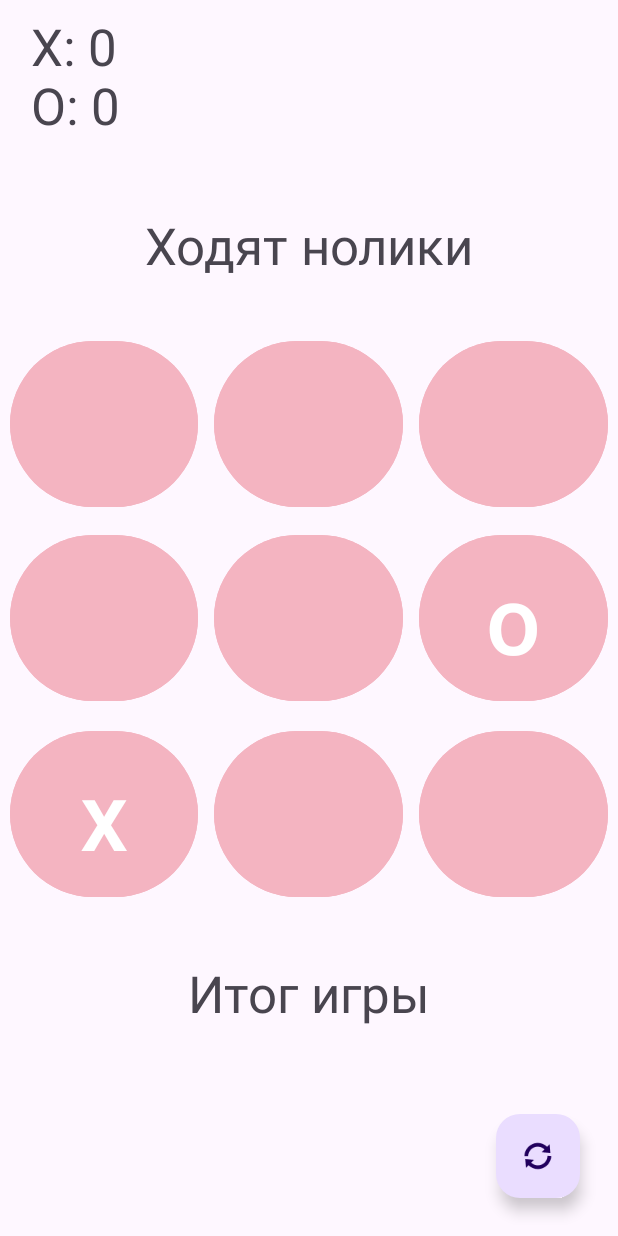
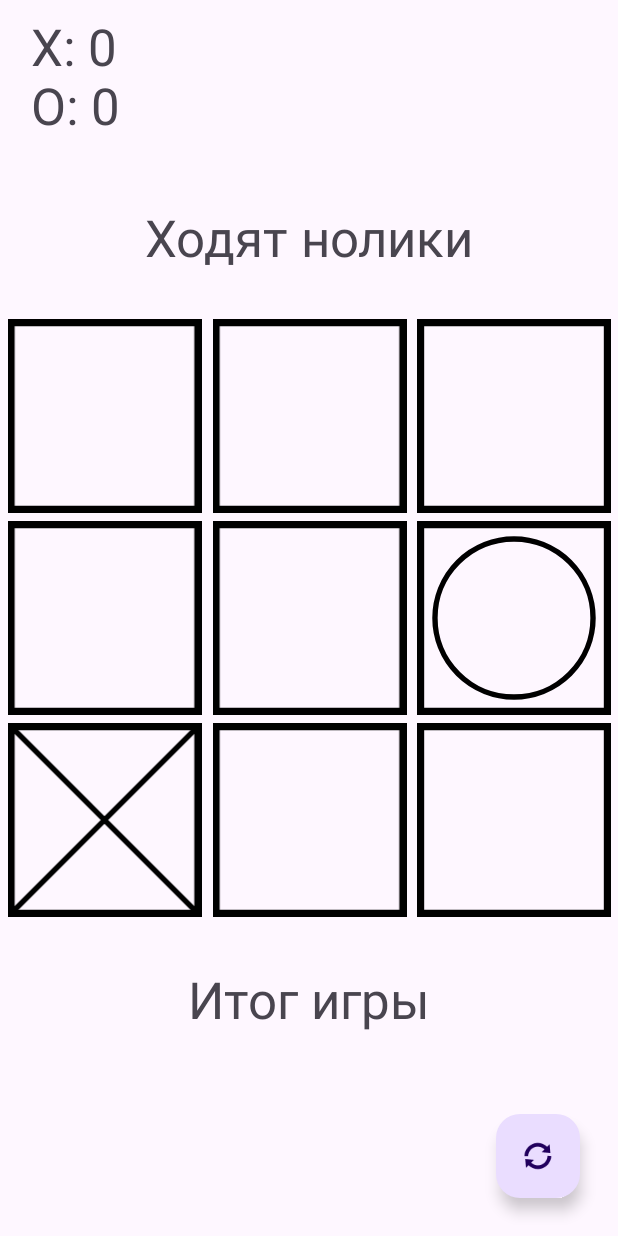
Before and after one commit to AlexandrLm/Laba2Mobile2, an Android app: the screen it shows after launch (MainActivity), after a tap on an icon or button, on a phone screen of 412 x 824 dp. Run offline under Robolectric (Android 15) with nearby library versions, the phone set to English and light mode, and no system bars; 2 other taps on this screen came first.

Commit message:
с картинками

```diff
--- a/app/src/main/java/com/example/laba2mobile2/MainActivity.kt
+++ b/app/src/main/java/com/example/laba2mobile2/MainActivity.kt
@@ -5,12 +5,14 @@ import androidx.appcompat.app.AppCompatActivity
 import android.os.Bundle
 import android.view.View
 import android.widget.Button
+import android.widget.ImageView
 import android.widget.TextView
 
 class MainActivity : AppCompatActivity() {
     private var turns : Boolean = true
-    private lateinit var but : Array<Array<Button>>
+    private lateinit var but : Array<Array<ImageView>>
     private var score : Array<Int> = Array(2) { 0 }
+    private var clickEnable : Boolean = true
     override fun onCreate(savedInstanceState: Bundle?) {
         super.onCreate(savedInstanceState)
         setContentView(R.layout.activity_main)
@@ -55,6 +57,7 @@ class MainActivity : AppCompatActivity() {
                 changeTextOnButton(8, text)
             }
         }
+        println(v.contentDescription)
         gameLogic()
     }
     private fun switchTurns(){
@@ -69,23 +72,28 @@ class MainActivity : AppCompatActivity() {
         }
     }
     private fun changeTextOnButton(i : Int, text : String){
-        if(but[i/3][i%3].text == "") {
-            but[i/3][i%3].text = text
+        if(but[i/3][i%3].contentDescription == null) {
+            but[i/3][i%3].contentDescription = text
+            if (text == "x")
+                but[i/3][i%3].setImageResource(R.drawable.krest_background)
+            else if (text == "o")
+                but[i/3][i%3].setImageResource(R.drawable.circle_background)
             switchTurns()
         }
     }
     fun restart(v : View){
         val whoWin : TextView = findViewById(R.id.resultText)
+        whoWin.setText(R.string.resultMain)
         println("RESTART")
-
+        clickEnable = true
         for(row in but){
             for (n in  row) {
-                n.text = ""
                 n.isClickable = true
+                n.contentDescription = null
+                n.setImageResource(R.drawable.empty_background)
             }
         }
 
-        whoWin.setText(R.string.resultMain)
     }
     @SuppressLint("SetTextI18n")
     private fun win(text : Int){
@@ -97,15 +105,19 @@ class MainActivity : AppCompatActivity() {
         }
         whoWin.setText(text)
         scoreT.text = "X: ${score[0]}\nO: ${score[1]}"
+        clickEnable = false
     }
 
     private fun gameLogic(){
+        if (!clickEnable) {
+            return
+        }
         for (row in but) {
-            if (row[0].text == row[1].text && row[0].text == row[2].text) {
-                if (row[0].text == "x") {
+            if (row[0].contentDescription == row[1].contentDescription && row[0].contentDescription == row[2].contentDescription) {
+                if (row[0].contentDescription == "x") {
                     score[0]++
                     win(R.string.krestWin)
-                } else if (row[0].text == "o") {
+                } else if (row[0].contentDescription == "o") {
                     score[1]++
                     win(R.string.nullsWin)
                 }
@@ -113,24 +125,24 @@ class MainActivity : AppCompatActivity() {
         }
 
         for (i in 0..2) {
-            if (but[0][i].text == but[1][i].text && but[0][i].text == but[2][i].text) {
-                if (but[0][i].text == "x") {
+            if (but[0][i].contentDescription == but[1][i].contentDescription && but[0][i].contentDescription == but[2][i].contentDescription) {
+                if (but[0][i].contentDescription == "x") {
                     score[0]++
                     win(R.string.krestWin)
                 }
-                else if (but[0][i].text == "o") {
+                else if (but[0][i].contentDescription == "o") {
                     score[1]++
                     win(R.string.nullsWin)
                 }
             }
         }
 
-        if (but[2][0].text == but[1][1].text && but[2][0].text == but[0][2].text ||
-            but[0][0].text == but[1][1].text && but[0][0].text == but[2][2].text) {
-            if (but[1][1].text == "x") {
+        if (but[2][0].contentDescription == but[1][1].contentDescription && but[2][0].contentDescription == but[0][2].contentDescription ||
+            but[0][0].contentDescription == but[1][1].contentDescription && but[0][0].contentDescription == but[2][2].contentDescription) {
+            if (but[1][1].contentDescription == "x") {
                 score[0]++
                 win(R.string.krestWin)
-            } else if (but[1][1].text == "o") {
+            } else if (but[1][1].contentDescription == "o") {
                 score[1]++
                 win(R.string.nullsWin)
             }
@@ -139,12 +151,12 @@ class MainActivity : AppCompatActivity() {
         var countEmptyButton : Int = 0
         for(row in but){
             for (n in  row) {
-                if(n.text == ""){
+                if(n.contentDescription == null){
                     countEmptyButton++
                 }
             }
         }
-        if (countEmptyButton == 0){
+        if (countEmptyButton == 0) {
             win(R.string.draw)
         }
     }
--- /dev/null
+++ b/app/src/main/res/drawable/circle_background.xml
@@ -0,0 +1,37 @@
+<?xml version="1.0" encoding="utf-8"?>
+<vector xmlns:android="http://schemas.android.com/apk/res/android"
+    android:width="108dp"
+    android:height="108dp"
+    android:viewportWidth="108"
+    android:viewportHeight="108">
+    <path
+        android:fillColor="#00E6F1EB"
+        android:pathData="M0,0h108v108h-108z" />
+    <path
+        android:fillColor="#00000000"
+        android:pathData="M2,0L2,108"
+        android:strokeWidth="4"
+        android:strokeColor="#000000" />
+    <path
+        android:fillColor="#00000000"
+        android:pathData="M106,0L106,108"
+        android:strokeWidth="4"
+        android:strokeColor="#000000" />
+    <path
+        android:fillColor="#00000000"
+        android:pathData="M0,2L108,2"
+        android:strokeWidth="4"
+        android:strokeColor="#000000" />
+    <path
+        android:fillColor="#00000000"
+        android:pathData="M0,106L108,106"
+        android:strokeWidth="4"
+        android:strokeColor="#000000" />
+    <path
+        android:fillColor="#00000000"
+        android:pathData="M10,54
+        A10,10 0 1,1 98,54
+        A10,10 0 1,1 10,54 Z"
+        android:strokeWidth="3"
+        android:strokeColor="#000000" />
+</vector>
--- /dev/null
+++ b/app/src/main/res/drawable/empty_background.xml
@@ -0,0 +1,30 @@
+<?xml version="1.0" encoding="utf-8"?>
+<vector xmlns:android="http://schemas.android.com/apk/res/android"
+    android:width="108dp"
+    android:height="108dp"
+    android:viewportWidth="108"
+    android:viewportHeight="108">
+    <path
+        android:fillColor="#00E6F1EB"
+        android:pathData="M0,0h108v108h-108z" />
+    <path
+        android:fillColor="#00000000"
+        android:pathData="M2,0L2,108"
+        android:strokeWidth="4"
+        android:strokeColor="#000000" />
+    <path
+        android:fillColor="#00000000"
+        android:pathData="M106,0L106,108"
+        android:strokeWidth="4"
+        android:strokeColor="#000000" />
+    <path
+        android:fillColor="#00000000"
+        android:pathData="M0,2L108,2"
+        android:strokeWidth="4"
+        android:strokeColor="#000000" />
+    <path
+        android:fillColor="#00000000"
+        android:pathData="M0,106L108,106"
+        android:strokeWidth="4"
+        android:strokeColor="#000000" />
+</vector>
--- /dev/null
+++ b/app/src/main/res/drawable/krest_background.xml
@@ -0,0 +1,40 @@
+<?xml version="1.0" encoding="utf-8"?>
+<vector xmlns:android="http://schemas.android.com/apk/res/android"
+    android:width="108dp"
+    android:height="108dp"
+    android:viewportWidth="108"
+    android:viewportHeight="108">
+    <path
+        android:fillColor="#00E6F1EB"
+        android:pathData="M0,0h108v108h-108z" />
+    <path
+        android:fillColor="#00000000"
+        android:pathData="M2,0L2,108"
+        android:strokeWidth="4"
+        android:strokeColor="#000000" />
+    <path
+        android:fillColor="#00000000"
+        android:pathData="M106,0L106,108"
+        android:strokeWidth="4"
+        android:strokeColor="#000000" />
+    <path
+        android:fillColor="#00000000"
+        android:pathData="M0,2L108,2"
+        android:strokeWidth="4"
+        android:strokeColor="#000000" />
+    <path
+        android:fillColor="#00000000"
+        android:pathData="M0,106L108,106"
+        android:strokeWidth="4"
+        android:strokeColor="#000000" />
+    <path
+        android:fillColor="#00000000"
+        android:pathData="M0,108L108,0"
+        android:strokeWidth="3"
+        android:strokeColor="#000000" />
+    <path
+        android:fillColor="#00000000"
+        android:pathData="M0,0L108,108"
+        android:strokeWidth="3"
+        android:strokeColor="#000000" />
+</vector>
--- a/app/src/main/res/layout/activity_main.xml
+++ b/app/src/main/res/layout/activity_main.xml
@@ -10,146 +10,122 @@
         android:id="@+id/linearLayout"
         android:layout_width="409dp"
         android:layout_height="129dp"
-        android:layout_marginStart="1dp"
-        android:layout_marginEnd="1dp"
+        android:layout_marginBottom="5dp"
+        android:clickable="false"
         android:orientation="horizontal"
         app:layout_constraintBottom_toTopOf="@+id/linearLayout2"
         app:layout_constraintEnd_toEndOf="parent"
         app:layout_constraintStart_toStartOf="parent">
 
-        <Button
+        <ImageView
             android:id="@+id/button1"
-            android:layout_width="wrap_content"
+            android:layout_width="match_parent"
             android:layout_height="match_parent"
-            android:layout_margin="5dp"
-            android:layout_marginLeft="5dp"
-            android:layout_marginRight="5dp"
             android:layout_weight="1"
-            android:backgroundTint="#F4B4C1"
+            android:clickable="true"
             android:onClick="pressButton"
-            android:textSize="64sp" />
+            app:srcCompat="@drawable/empty_background" />
 
-        <Button
+        <ImageView
             android:id="@+id/button2"
-            android:layout_width="wrap_content"
+            android:layout_width="match_parent"
             android:layout_height="match_parent"
-            android:layout_margin="5dp"
-            android:layout_marginLeft="5dp"
-            android:layout_marginRight="5dp"
             android:layout_weight="1"
-            android:backgroundTint="#F4B4C1"
+            android:clickable="true"
             android:onClick="pressButton"
-            android:textSize="64sp" />
+            app:srcCompat="@drawable/empty_background" />
 
-        <Button
+        <ImageView
             android:id="@+id/button3"
-            android:layout_width="wrap_content"
+            android:layout_width="match_parent"
             android:layout_height="match_parent"
-            android:layout_margin="5dp"
-            android:layout_marginLeft="5dp"
-            android:layout_marginRight="5dp"
             android:layout_weight="1"
-            android:backgroundTint="#F4B4C1"
+            android:clickable="true"
             android:onClick="pressButton"
-            android:textSize="64sp" />
+            app:srcCompat="@drawable/empty_background" />
     </LinearLayout>
 
     <LinearLayout
         android:id="@+id/linearLayout2"
         android:layout_width="409dp"
         android:layout_height="129dp"
-        android:layout_marginStart="1dp"
-        android:layout_marginEnd="1dp"
+        android:layout_marginTop="5dp"
+        android:layout_marginBottom="5dp"
+        android:clickable="false"
+        android:onClick="pressButton"
         android:orientation="horizontal"
         app:layout_constraintBottom_toBottomOf="parent"
         app:layout_constraintEnd_toEndOf="parent"
         app:layout_constraintStart_toStartOf="parent"
         app:layout_constraintTop_toTopOf="parent">
 
-        <Button
+        <ImageView
             android:id="@+id/button4"
-            android:layout_width="wrap_content"
+            android:layout_width="match_parent"
             android:layout_height="match_parent"
-            android:layout_margin="5dp"
-            android:layout_marginLeft="5dp"
-            android:layout_marginRight="5dp"
             android:layout_weight="1"
-            android:backgroundTint="#F4B4C1"
+            android:clickable="true"
             android:onClick="pressButton"
-            android:textSize="64sp" />
+            app:srcCompat="@drawable/empty_background" />
 
-        <Button
+        <ImageView
             android:id="@+id/button5"
-            android:layout_width="wrap_content"
+            android:layout_width="match_parent"
             android:layout_height="match_parent"
-            android:layout_margin="5dp"
-            android:layout_marginLeft="5dp"
-            android:layout_marginRight="5dp"
             android:layout_weight="1"
-            android:backgroundTint="#F4B4C1"
+            android:clickable="true"
             android:onClick="pressButton"
-            android:textSize="64sp" />
+            app:srcCompat="@drawable/empty_background" />
 
-        <Button
+        <ImageView
             android:id="@+id/button6"
-            android:layout_width="wrap_content"
+            android:layout_width="match_parent"
             android:layout_height="match_parent"
-            android:layout_margin="5dp"
-            android:layout_marginLeft="5dp"
-            android:layout_marginRight="5dp"
             android:layout_weight="1"
-            android:backgroundTint="#F4B4C1"
+            android:clickable="true"
             android:onClick="pressButton"
-            android:textSize="64sp" />
+            app:srcCompat="@drawable/empty_background" />
+
     </LinearLayout>
 
     <LinearLayout
         android:id="@+id/linearLayout3"
         android:layout_width="409dp"
         android:layout_height="129dp"
-        android:layout_marginStart="1dp"
-        android:layout_marginTop="1dp"
-        android:layout_marginEnd="1dp"
+        android:layout_marginTop="5dp"
+        android:clickable="false"
+        android:onClick="pressButton"
         android:orientation="horizontal"
         app:layout_constraintEnd_toEndOf="parent"
         app:layout_constraintStart_toStartOf="parent"
         app:layout_constraintTop_toBottomOf="@+id/linearLayout2">
 
-        <Button
+        <ImageView
             android:id="@+id/button7"
-            android:layout_width="wrap_content"
+            android:layout_width="match_parent"
             android:layout_height="match_parent"
-            android:layout_margin="5dp"
-            android:layout_marginLeft="5dp"
-            android:layout_marginRight="5dp"
             android:layout_weight="1"
-            android:backgroundTint="#F4B4C1"
+            android:clickable="true"
             android:onClick="pressButton"
-            android:textSize="64sp" />
+            app:srcCompat="@drawable/empty_background" />
 
-        <Button
+        <ImageView
             android:id="@+id/button8"
-            android:layout_width="wrap_content"
+            android:layout_width="match_parent"
             android:layout_height="match_parent"
-            android:layout_margin="5dp"
-            android:layout_marginLeft="5dp"
-            android:layout_marginRight="5dp"
             android:layout_weight="1"
-            android:backgroundTint="#F4B4C1"
+            android:clickable="true"
             android:onClick="pressButton"
-            android:textSize="64sp" />
+            app:srcCompat="@drawable/empty_background" />
 
-        <Button
+        <ImageView
             android:id="@+id/button9"
-            android:layout_width="wrap_content"
+            android:layout_width="match_parent"
             android:layout_height="match_parent"
-            android:layout_margin="5dp"
-            android:layout_marginLeft="5dp"
-            android:layout_marginRight="5dp"
             android:layout_weight="1"
-            android:backgroundTint="#F4B4C1"
+            android:clickable="true"
             android:onClick="pressButton"
-            android:textSize="64sp" />
+            app:srcCompat="@drawable/empty_background" />
     </LinearLayout>
 
     <TextView
```
